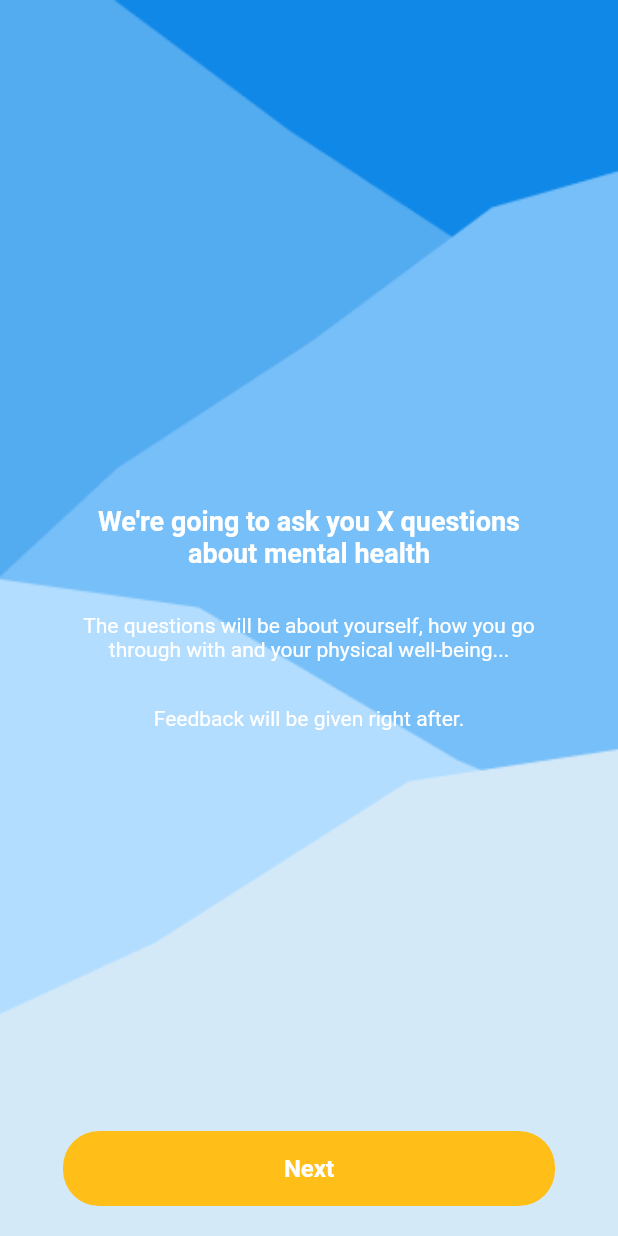
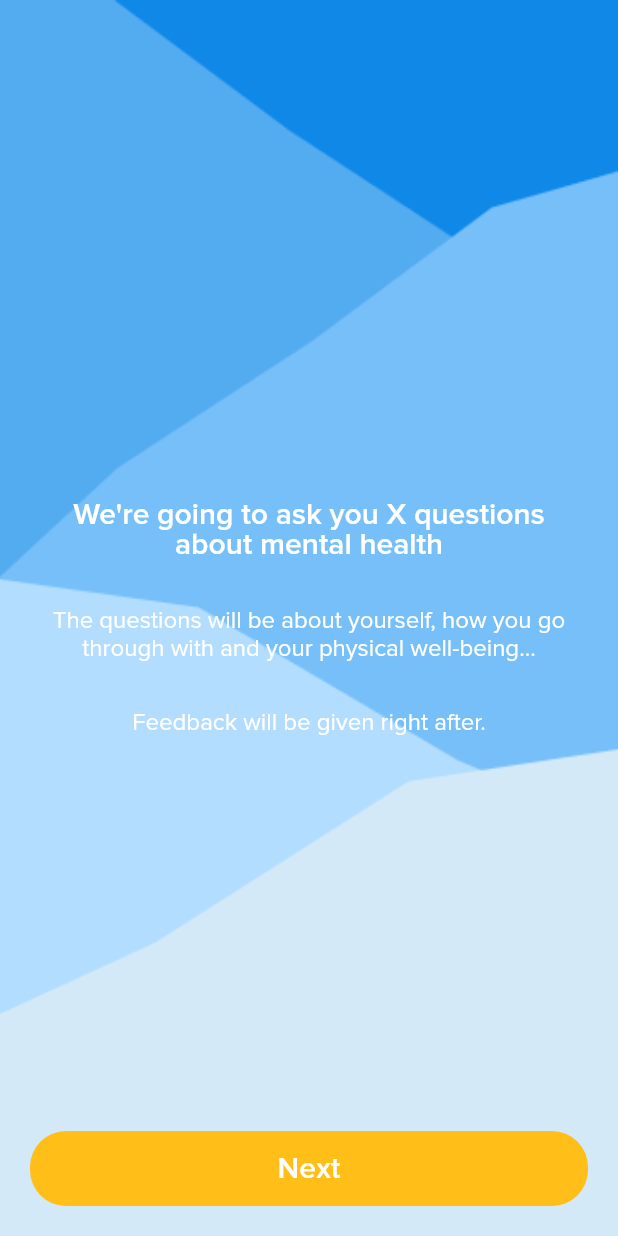
Before and after one commit to JobCuta/CIS-9340-Thesis, a Flutter app: the InitialAssessmentScreen screen opened by its route, on a phone screen of 412 x 824 dp. Run offline on Flutter 3.47's test engine with Material 2 defaults, Android fonts, the phone set to English and light mode, and no system bars; our stand-ins replace animated_text_kit, circular_countdown_timer, email_validator, flutter_secure_storage, get, multi_select_flutter and 4 more; missing offline and left inert: shake; accounts and stored records are empty.

Commit message:
Fixed the UI for InitialAssessmentScreen

```diff
--- a/lib/screens/onboarding/questionnaires/InitialAssessmentScreen.dart
+++ b/lib/screens/onboarding/questionnaires/InitialAssessmentScreen.dart
@@ -31,7 +31,7 @@ class _InitialAssessmentScreenState extends State<InitialAssessmentScreen> {
                   ),
                   fit: BoxFit.cover))),
       Container(
-          padding: const EdgeInsets.symmetric(vertical: 0, horizontal: 50),
+          padding: const EdgeInsets.symmetric(vertical: 0, horizontal: 25),
           child: Center(
               child: Wrap(
                   runSpacing: 30,
@@ -41,17 +41,23 @@ class _InitialAssessmentScreenState extends State<InitialAssessmentScreen> {
                     textAlign: TextAlign.center,
                     style: TextStyle(
                         color: Colors.white,
-                        fontSize: 18,
-                        fontWeight: FontWeight.bold)),
+                        fontSize: 20,
+                        fontFamily: 'Proxima Nova',
+                        fontWeight: FontWeight.w600)),
                 Text(
                     'The questions will be about yourself, how you go through with and your physical well-being...',
                     textAlign: TextAlign.center,
-                    style: TextStyle(color: Colors.white, fontSize: 14)),
+                    style: TextStyle(
+                      color: Colors.white,
+                      fontSize: 16,
+                      fontFamily: 'Proxima Nova',
+                    )),
                 Text('Feedback will be given right after.',
                     textAlign: TextAlign.center,
                     style: TextStyle(
                       color: Colors.white,
-                      fontSize: 14,
+                      fontFamily: 'Proxima Nova',
+                      fontSize: 16,
                     )),
               ]))),
       Container(
@@ -59,12 +65,14 @@ class _InitialAssessmentScreenState extends State<InitialAssessmentScreen> {
           child: Align(
               alignment: Alignment.bottomCenter,
               child: SizedBox(
-                width: 328,
+                width: MediaQuery.of(context).size.width,
                 height: 50,
                 child: ElevatedButton(
                     child: const Text('Next',
                         style: TextStyle(
-                            fontWeight: FontWeight.bold, fontSize: 16)),
+                            fontWeight: FontWeight.w600,
+                            fontFamily: 'Proxima Nova',
+                            fontSize: 20)),
                     style: ElevatedButton.styleFrom(
                       elevation: 0,
                       shape: RoundedRectangleBorder(
```
